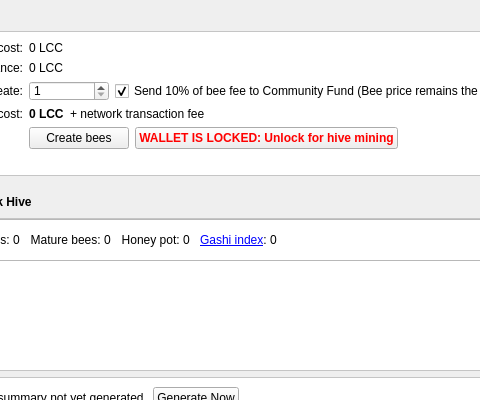
First picture: the form in src/qt/forms/hivedialog.ui, repository litecoincash-project/litecoincash, before the edit; both pictures show x 96 to 576 and y 0 to 400 of the 1000 by 690 pixel window.
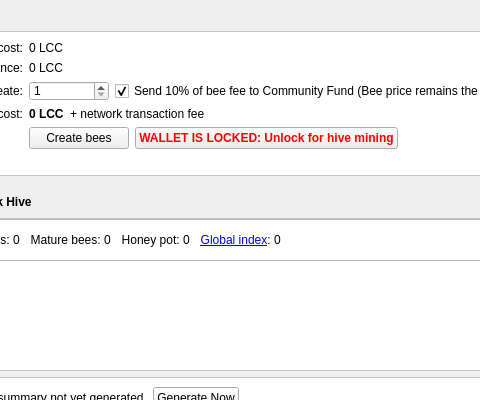
Second picture: the form after the edit. Icons and pictures are not drawn. Custom widgets are drawn as their Qt base class.

What changed in the file:
```diff
--- a/src/qt/forms/hivedialog.ui
+++ b/src/qt/forms/hivedialog.ui
@@ -636,7 +636,7 @@
 to make back their cost. At values below 100, it is expected at all bees will be profitable.</string>
            </property>
            <property name="text">
-            <string>&lt;a href=&quot;https://hive.litecoinca.sh/gi/&quot;&gt;&lt;span style=&quot;text-decoration: underline;&quot;&gt;Gashi index&lt;/span&gt;&lt;/a&gt;: </string>
+            <string>&lt;a href=&quot;https://hive.litecoinca.sh/gi/&quot;&gt;&lt;span style=&quot;text-decoration: underline;&quot;&gt;Global index&lt;/span&gt;&lt;/a&gt;: </string>
            </property>
            <property name="alignment">
             <set>Qt::AlignRight|Qt::AlignTrailing|Qt::AlignVCenter</set>
```
Left out of the diff: 6 changed lines with no effect on the pictures.
